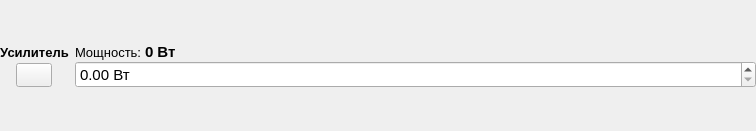
Before: the Qt Designer form amplifier_all_panel.ui in bulkanul/EVO_YFL_1064_GUI_coherent2, drawn with Qt 5.
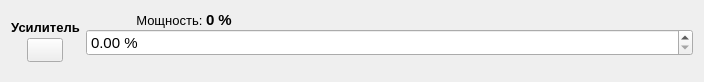
After: the same form once the commit is applied. Icons and pictures are not drawn.

Diff of the .ui file:
```diff
--- a/amplifier_all_panel.ui
+++ b/amplifier_all_panel.ui
@@ -6,28 +6,14 @@
    <rect>
     <x>0</x>
     <y>0</y>
-    <width>756</width>
-    <height>131</height>
+    <width>704</width>
+    <height>80</height>
    </rect>
   </property>
   <property name="windowTitle">
    <string>Form</string>
   </property>
-  <layout class="QVBoxLayout" name="verticalLayout">
-   <property name="leftMargin">
-    <number>0</number>
-   </property>
-   <property name="topMargin">
-    <number>0</number>
-   </property>
-   <property name="rightMargin">
-    <number>0</number>
-   </property>
-   <property name="bottomMargin">
-    <number>0</number>
-   </property>
-   <item>
-    <layout class="QHBoxLayout" name="horizontalLayout_4">
+  <layout class="QHBoxLayout" name="horizontalLayout">
      <item>
       <layout class="QVBoxLayout" name="verticalLayout_4">
        <property name="spacing">
@@ -141,29 +127,36 @@
       </layout>
      </item>
      <item>
-      <layout class="QVBoxLayout" name="verticalLayout_2">
+    <layout class="QGridLayout" name="gridLayout">
        <property name="spacing">
         <number>0</number>
        </property>
-       <item>
-        <spacer name="verticalSpacer_4">
-         <property name="orientation">
-          <enum>Qt::Vertical</enum>
-         </property>
-         <property name="sizeHint" stdset="0">
-          <size>
-           <width>20</width>
-           <height>40</height>
-          </size>
-         </property>
-        </spacer>
-       </item>
-       <item>
-        <layout class="QHBoxLayout" name="horizontalLayout">
-         <item>
-          <widget class="QLabel" name="label_7">
+     <item row="2" column="5">
+      <widget class="QLabel" name="label_9">
+       <property name="sizePolicy">
+        <sizepolicy hsizetype="Expanding" vsizetype="Preferred">
+         <horstretch>0</horstretch>
+         <verstretch>0</verstretch>
+        </sizepolicy>
+       </property>
+       <property name="font">
+        <font>
+         <family>Arial</family>
+         <pointsize>10</pointsize>
+        </font>
+       </property>
+       <property name="text">
+        <string/>
+       </property>
+       <property name="alignment">
+        <set>Qt::AlignCenter</set>
+       </property>
+      </widget>
+     </item>
+     <item row="2" column="2">
+      <widget class="QLabel" name="label_3">
            <property name="sizePolicy">
-            <sizepolicy hsizetype="Maximum" vsizetype="Preferred">
+        <sizepolicy hsizetype="Expanding" vsizetype="Preferred">
              <horstretch>0</horstretch>
              <verstretch>0</verstretch>
             </sizepolicy>
@@ -175,46 +168,36 @@
             </font>
            </property>
            <property name="text">
-            <string>Мощность: </string>
+        <string/>
            </property>
            <property name="alignment">
-            <set>Qt::AlignLeading|Qt::AlignLeft|Qt::AlignVCenter</set>
+        <set>Qt::AlignCenter</set>
            </property>
           </widget>
          </item>
-         <item>
-          <widget class="QLabel" name="l_power">
-           <property name="minimumSize">
-            <size>
-             <width>0</width>
-             <height>0</height>
-            </size>
-           </property>
-           <property name="maximumSize">
-            <size>
-             <width>16777215</width>
-             <height>16777215</height>
-            </size>
-           </property>
+     <item row="2" column="0">
+      <widget class="QLabel" name="label_2">
+       <property name="sizePolicy">
+        <sizepolicy hsizetype="Expanding" vsizetype="Preferred">
+         <horstretch>0</horstretch>
+         <verstretch>0</verstretch>
+        </sizepolicy>
+       </property>
            <property name="font">
             <font>
              <family>Arial</family>
-             <pointsize>11</pointsize>
-             <weight>75</weight>
-             <bold>true</bold>
+         <pointsize>10</pointsize>
             </font>
            </property>
            <property name="text">
-            <string>0 Вт</string>
+        <string/>
            </property>
            <property name="alignment">
-            <set>Qt::AlignLeading|Qt::AlignLeft|Qt::AlignVCenter</set>
+        <set>Qt::AlignCenter</set>
            </property>
           </widget>
          </item>
-        </layout>
-       </item>
-       <item>
+     <item row="1" column="0" colspan="7">
         <widget class="QDoubleSpinBox" name="dsb_power">
          <property name="sizePolicy">
           <sizepolicy hsizetype="Expanding" vsizetype="Fixed">
@@ -241,24 +224,130 @@
           </font>
          </property>
          <property name="suffix">
-          <string> Вт</string>
-         </property>
-        </widget>
-       </item>
-       <item>
-        <spacer name="verticalSpacer_3">
-         <property name="orientation">
-          <enum>Qt::Vertical</enum>
-         </property>
-         <property name="sizeHint" stdset="0">
+        <string> %</string>
+       </property>
+       <property name="maximum">
+        <double>100.000000000000000</double>
+       </property>
+      </widget>
+     </item>
+     <item row="0" column="0">
+      <widget class="QLabel" name="label_8">
+       <property name="sizePolicy">
+        <sizepolicy hsizetype="Preferred" vsizetype="Preferred">
+         <horstretch>0</horstretch>
+         <verstretch>0</verstretch>
+        </sizepolicy>
+       </property>
+       <property name="font">
+        <font>
+         <family>Arial</family>
+         <pointsize>10</pointsize>
+        </font>
+       </property>
+       <property name="text">
+        <string>Мощность: </string>
+       </property>
+       <property name="alignment">
+        <set>Qt::AlignRight|Qt::AlignTrailing|Qt::AlignVCenter</set>
+       </property>
+      </widget>
+     </item>
+     <item row="2" column="6">
+      <widget class="QLabel" name="label">
+       <property name="font">
+        <font>
+         <family>Arial</family>
+         <pointsize>10</pointsize>
+        </font>
+       </property>
+       <property name="text">
+        <string/>
+       </property>
+       <property name="alignment">
+        <set>Qt::AlignCenter</set>
+       </property>
+      </widget>
+     </item>
+     <item row="0" column="2">
+      <widget class="QLabel" name="l_power">
+       <property name="sizePolicy">
+        <sizepolicy hsizetype="Preferred" vsizetype="Preferred">
+         <horstretch>0</horstretch>
+         <verstretch>0</verstretch>
+        </sizepolicy>
+       </property>
+       <property name="minimumSize">
           <size>
-           <width>20</width>
-           <height>40</height>
-          </size>
-         </property>
-        </spacer>
-       </item>
-      </layout>
+         <width>70</width>
+         <height>0</height>
+        </size>
+       </property>
+       <property name="maximumSize">
+        <size>
+         <width>70</width>
+         <height>16777215</height>
+        </size>
+       </property>
+       <property name="font">
+        <font>
+         <family>Arial</family>
+         <pointsize>11</pointsize>
+         <weight>75</weight>
+         <bold>true</bold>
+        </font>
+       </property>
+       <property name="text">
+        <string>0 %</string>
+       </property>
+       <property name="alignment">
+        <set>Qt::AlignLeading|Qt::AlignLeft|Qt::AlignVCenter</set>
+       </property>
+      </widget>
+     </item>
+     <item row="2" column="3">
+      <widget class="QLabel" name="label_13">
+       <property name="sizePolicy">
+        <sizepolicy hsizetype="Expanding" vsizetype="Preferred">
+         <horstretch>0</horstretch>
+         <verstretch>0</verstretch>
+        </sizepolicy>
+       </property>
+       <property name="font">
+        <font>
+         <family>Arial</family>
+         <pointsize>10</pointsize>
+        </font>
+       </property>
+       <property name="text">
+        <string/>
+       </property>
+       <property name="alignment">
+        <set>Qt::AlignCenter</set>
+       </property>
+      </widget>
+     </item>
+     <item row="2" column="4">
+      <widget class="QLabel" name="label_10">
+       <property name="sizePolicy">
+        <sizepolicy hsizetype="Expanding" vsizetype="Preferred">
+         <horstretch>0</horstretch>
+         <verstretch>0</verstretch>
+        </sizepolicy>
+       </property>
+       <property name="font">
+        <font>
+         <family>Arial</family>
+         <pointsize>10</pointsize>
+        </font>
+       </property>
+       <property name="text">
+        <string/>
+       </property>
+       <property name="alignment">
+        <set>Qt::AlignCenter</set>
+       </property>
+      </widget>
      </item>
     </layout>
    </item>
```
Lines whose indentation alone changed are shown as unchanged.
